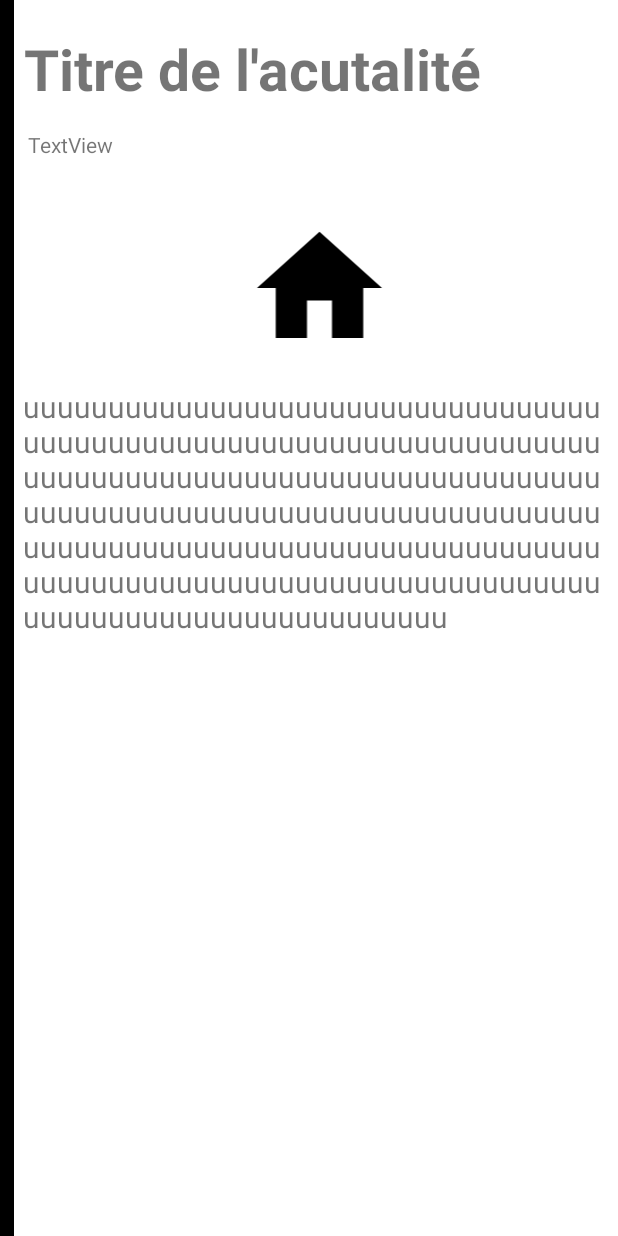
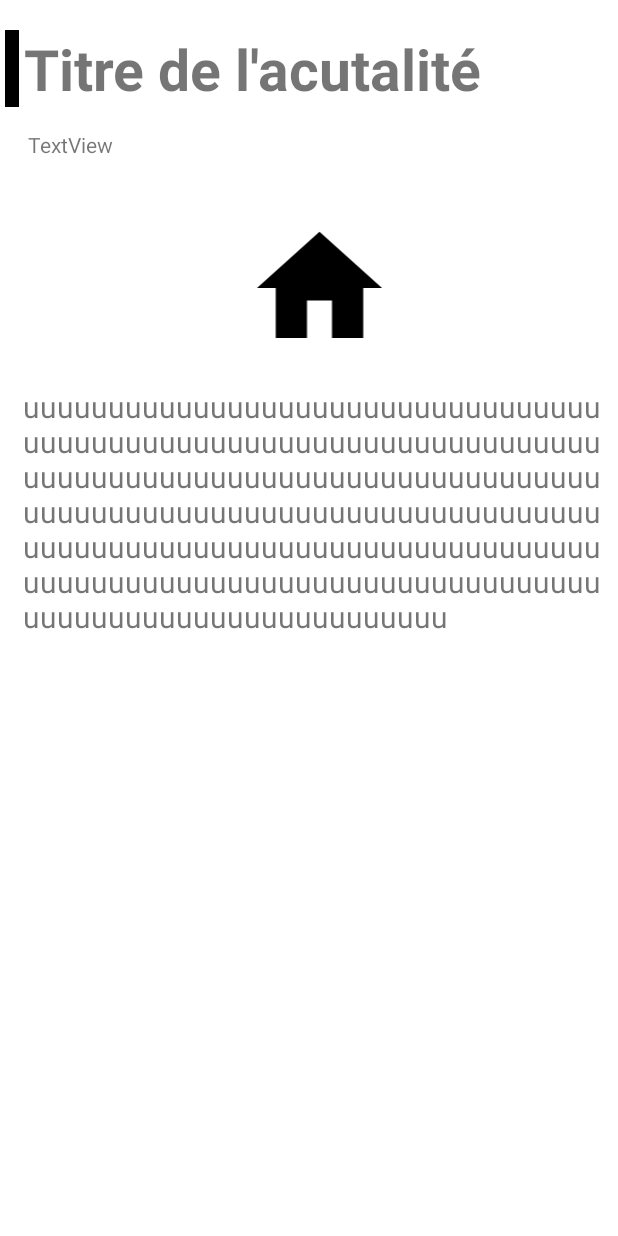
Before and after one commit to ArnaudCHEVALME/FIMUDROID, an Android app: the layout news_details_fragment.xml on its own in the app's theme, with its tools: preview values and no code run, on a phone screen of 412 x 824 dp. Run offline under Robolectric (Android 15) with nearby library versions, the phone set to English and light mode, and no system bars.

```diff
--- a/app/src/main/java/com/example/fimudroid/ui/artistes/ArtisteDetailsFragment.kt
+++ b/app/src/main/java/com/example/fimudroid/ui/artistes/ArtisteDetailsFragment.kt
@@ -49,6 +49,7 @@ class ArtisteDetailsFragment() : Fragment() {
                 val horaire2: TextView = root.findViewById(R.id.secondeHorraire)
                 groupe.text = currentArtiste.nom
                 description.text = currentArtiste.biographie
+                R.drawable.fimuapp
 
                 val lien1: ImageButton = root.findViewById(R.id.lienButton1)
                 val url = lien1.contentDescription.toString()
--- a/app/src/main/res/layout/news_details_fragment.xml
+++ b/app/src/main/res/layout/news_details_fragment.xml
@@ -10,14 +10,12 @@
     <View
         android:id="@+id/side_bare_news"
         android:layout_width="9dp"
-        android:layout_height="wrap_content"
+        android:layout_height="0dp"
         android:background="@drawable/news_side_bar"
-        app:layout_constraintBottom_toBottomOf="parent"
+        app:layout_constraintBottom_toBottomOf="@+id/actu_title"
         app:layout_constraintEnd_toStartOf="@+id/actu_title"
-        app:layout_constraintHorizontal_bias="0.0"
         app:layout_constraintStart_toStartOf="parent"
-        app:layout_constraintTop_toTopOf="parent"
-        app:layout_constraintVertical_bias="0.0" />
+        app:layout_constraintTop_toTopOf="@+id/actu_title" />
 
     <TextView
         android:id="@+id/actu_title"
--- a/app/src/main/res/layout/news_recycler_item.xml
+++ b/app/src/main/res/layout/news_recycler_item.xml
@@ -15,8 +15,10 @@
         android:background="@drawable/news_side_bar"
         app:layout_constraintBottom_toBottomOf="parent"
         app:layout_constraintEnd_toStartOf="@+id/actu_title"
+        app:layout_constraintHorizontal_bias="0.484"
         app:layout_constraintStart_toStartOf="parent"
-        app:layout_constraintTop_toTopOf="parent" />
+        app:layout_constraintTop_toTopOf="parent"
+        app:layout_constraintVertical_bias="0.0" />
 
     <TextView
         android:id="@+id/actu_title"
```
